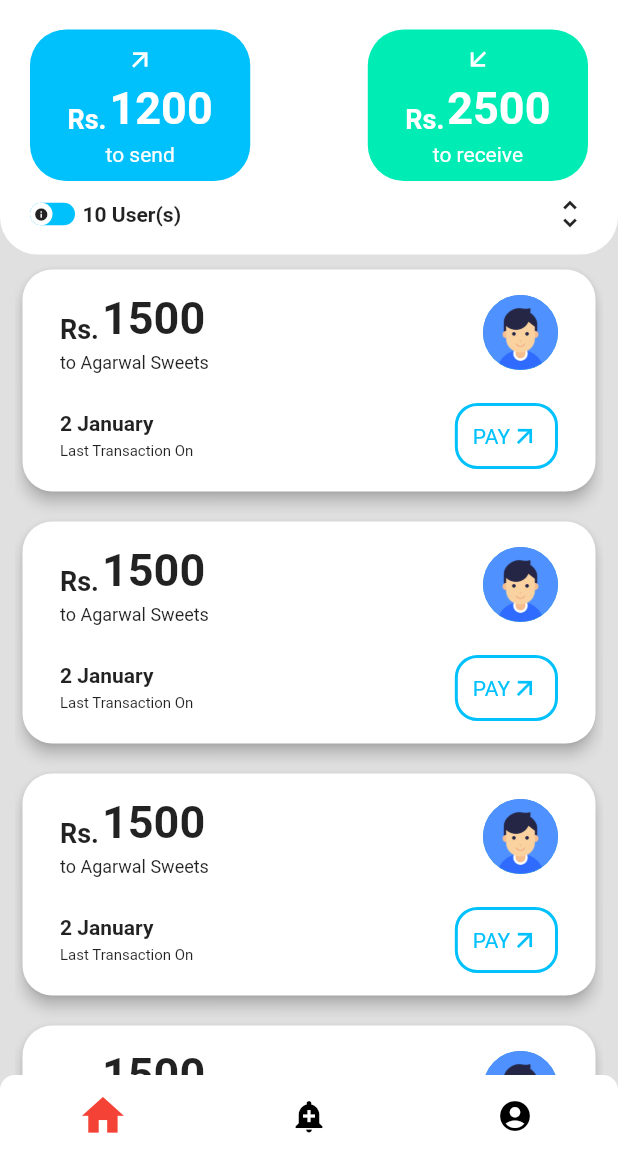
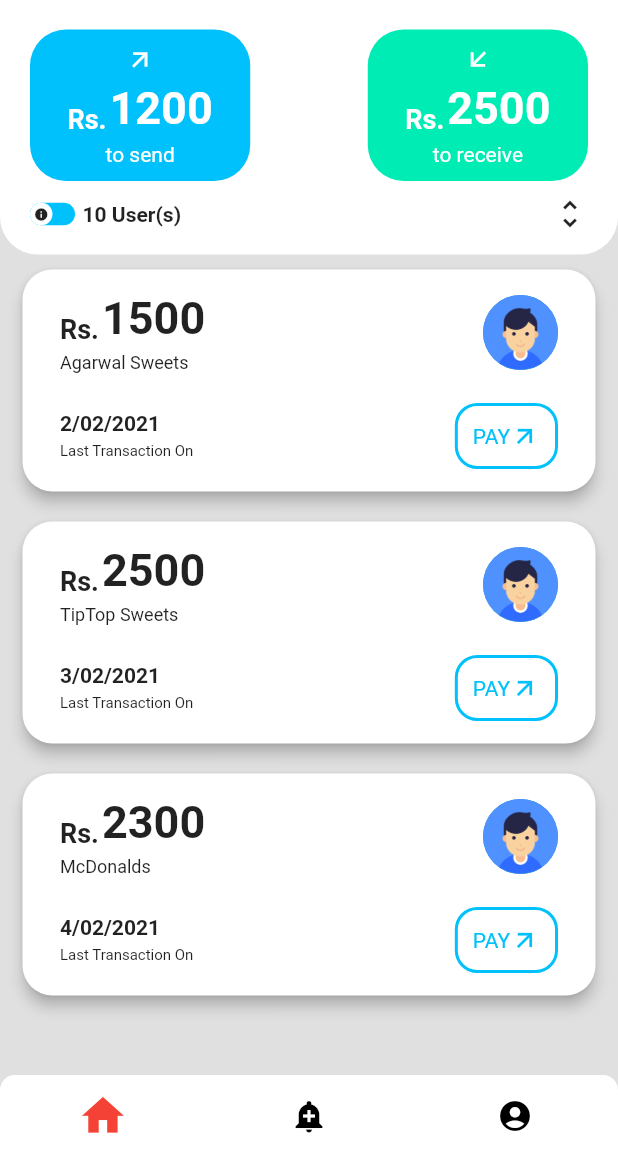
Before and after one commit to Suyog47/UdharKaro, a Flutter app: the screen it shows after launch, on a phone screen of 412 x 824 dp, the part 80-1236 px from its top. Run offline on Flutter 3.47's test engine with Material 2 defaults, Android fonts, the phone set to English and light mode, and no system bars; drawn by our look-alikes of slider_button; our stand-ins replace flutter_rating_bar, material_design_icons_flutter; missing offline and left inert: flutter_dropdown.

Commit message:
Created a custom widget for cards

```diff
--- a/lib/pages/homePage.dart
+++ b/lib/pages/homePage.dart
@@ -4,6 +4,7 @@
 import 'package:udhaarkaroapp/constants/heights.dart';
 import 'package:udhaarkaroapp/constants/icons.dart';
 import 'package:udhaarkaroapp/constants/widths.dart';
+import 'package:udhaarkaroapp/widgets/card.dart';
 import 'package:udhaarkaroapp/widgets/circularAvatar.dart';
 
 class Home extends StatefulWidget {
@@ -14,6 +15,24 @@
 class _HomeState extends State<Home> {
   bool status = true;
   int _currentIndex = 0;
+  List str = [{
+    "vendor": "Agarwal Sweets",
+    "price": "1500",
+    "lastTransaction": "2/02/2021",
+    "pic": "assets/profilebg.png",
+  },
+    {
+      "vendor": "TipTop Sweets",
+      "price": "2500",
+      "lastTransaction": "3/02/2021",
+      "pic": "assets/profilebg.png",
+    },
+    {
+      "vendor": "McDonalds",
+      "price": "2300",
+      "lastTransaction": "4/02/2021",
+      "pic": "assets/profilebg.png",
+    }];
 
   @override
   Widget build(BuildContext context) {
@@ -140,90 +159,13 @@
                   child: Container(
                     padding: EdgeInsets.symmetric(horizontal: 10),
                     child: ListView.builder(
-                        itemCount: 8,
+                        itemCount: str.length,
                         shrinkWrap: true,
                         itemBuilder: (context, index){
-                          return Card(
-                            margin: EdgeInsets.symmetric(vertical: 10, horizontal: 5),
-                            elevation: 4,
-                            shape: RoundedRectangleBorder(
-                              borderRadius: BorderRadius.circular(20),
-                            ),
-                            child: Container(
-                              padding: EdgeInsets.symmetric(vertical: 15, horizontal: 25),
-                              child: Column(
-                                children: [
-                                  Row(
-                                    mainAxisAlignment: MainAxisAlignment.spaceBetween,
-                                    children: [
-                                      Column(
-                                        crossAxisAlignment: CrossAxisAlignment.start,
-                                        children: [
-                                          Row(
-                                            crossAxisAlignment: CrossAxisAlignment.end,
-                                            children: [
-                                              Text("Rs.", style: TextStyle(fontWeight: FontWeight.bold, fontSize: 18)),
-                                              Width2,
-                                              Text("1500", style: TextStyle(fontWeight: FontWeight.bold, fontSize: 30)),
-                                            ],
-                                          ),
-                                          Height5,
-                                          Text((status) ? "to Agarwal Sweets" : "from Agarwal Sweets", style: TextStyle(fontSize: 12),)
-                                        ],
-                                      ),
-                                      Avatar(img: "assets/profilebg.png", radius: 25,),
-                                    ],
-                                  ),
-
-                                  Height10,
-                                  Height10,
-
-                                  Row(
-                                    mainAxisAlignment: MainAxisAlignment.spaceBetween,
-                                    children: [
-                                      Row(
-                                        children: [
-                                          Column(
-                                            crossAxisAlignment: CrossAxisAlignment.start,
-                                            children: [
-                                              Text("2 January", style: TextStyle(fontWeight: FontWeight.bold),),
-                                              Height5,
-                                              Text("Last Transaction On", style: TextStyle(fontSize: 10),)
-                                            ],
-                                          ),
-                                        ],
-                                      ),
-
-                                      (status) ?
-                                      Container(
-                                        padding: EdgeInsets.symmetric(horizontal: 10, vertical: 10),
-                                        decoration: BoxDecoration(
-                                          color: whiteColor,
-                                          borderRadius: BorderRadius.circular(15),
-                                          border: Border.all(color: lightBlue, width: 2.0),
-                                        ),
-                                        child: Row(
-                                          children: [
-                                            Text("PAY", style: TextStyle(color: lightBlue),),
-                                            Transform.rotate(angle: 3.142/4,  child: upArrowLightBlueIcon),
-                                          ],
-                                        ),
-                                      ) :
-
-                                      Container(
-                                        padding: EdgeInsets.symmetric(horizontal: 10, vertical: 10),
-                                        decoration: BoxDecoration(
-                                          color: whiteColor,
-                                          borderRadius: BorderRadius.circular(15),
-                                          border: Border.all(color: lightGreen, width: 2.0),
-                                        ),
-                                        child: Text("ALERT", style: TextStyle(color: lightGreen),),
-                                      )
-                                    ],
-                                  )
-                                ],
-                              ),
-                            ),
+                          return homeCard(
+                            status: status,
+                            str: str,
+                            itemIndex: index,
                           );
                         }),
                   ),
--- /dev/null
+++ b/lib/widgets/card.dart
@@ -0,0 +1,149 @@
+import 'package:flutter/material.dart';
+import 'package:udhaarkaroapp/constants/colors.dart';
+import 'package:udhaarkaroapp/constants/dividers.dart';
+import 'package:udhaarkaroapp/constants/heights.dart';
+import 'package:udhaarkaroapp/constants/icons.dart';
+import 'package:udhaarkaroapp/constants/widths.dart';
+
+import 'circularAvatar.dart';
+
+
+class userListCard extends StatelessWidget {
+
+  List str;
+  String pic;
+  int itemIndex;
+
+  userListCard({
+    @required this.str,
+    @required this.pic,
+    @required this.itemIndex,
+});
+
+  @override
+  Widget build(BuildContext context) {
+    return Container(
+      child: Column(
+        children: [
+          Card(
+            child: ListTile(
+              leading: Avatar(
+                img: pic,
+                radius: 25,
+              ),
+              title: Text(
+                str[itemIndex],
+                style: TextStyle(
+                    fontWeight: FontWeight.bold,
+                    fontSize: 19),
+              ),
+            ),
+            elevation: 0,
+            margin: EdgeInsets.symmetric(vertical: 15),
+          ),
+          divider,
+        ],
+      ),
+    );
+  }
+}
+
+
+class homeCard extends StatelessWidget {
+  final List str;
+  final bool status;
+  final int itemIndex;
+
+  homeCard({
+    this.str,
+    this.status,
+    this.itemIndex
+});
+
+  @override
+  Widget build(BuildContext context) {
+
+    return Card(
+      margin: EdgeInsets.symmetric(vertical: 10, horizontal: 5),
+      elevation: 4,
+      shape: RoundedRectangleBorder(
+        borderRadius: BorderRadius.circular(20),
+      ),
+      child: Container(
+        padding: EdgeInsets.symmetric(vertical: 15, horizontal: 25),
+        child: Column(
+          children: [
+            Row(
+              mainAxisAlignment: MainAxisAlignment.spaceBetween,
+              children: [
+                Column(
+                  crossAxisAlignment: CrossAxisAlignment.start,
+                  children: [
+                    Row(
+                      crossAxisAlignment: CrossAxisAlignment.end,
+                      children: [
+                        Text("Rs.", style: TextStyle(fontWeight: FontWeight.bold, fontSize: 18)),
+                        Width2,
+                        Text(str[itemIndex]["price"], style: TextStyle(fontWeight: FontWeight.bold, fontSize: 30)),
+                      ],
+                    ),
+                    Height5,
+                    Text(str[itemIndex]["vendor"], style: TextStyle(fontSize: 12),)
+                  ],
+                ),
+                Avatar(img: str[itemIndex]["pic"], radius: 25,),
+              ],
+            ),
+
+            Height10,
+            Height10,
+
+            Row(
+              mainAxisAlignment: MainAxisAlignment.spaceBetween,
+              children: [
+                Row(
+                  children: [
+                    Column(
+                      crossAxisAlignment: CrossAxisAlignment.start,
+                      children: [
+                        Text(str[itemIndex]["lastTransaction"], style: TextStyle(fontWeight: FontWeight.bold),),
+                        Height5,
+                        Text("Last Transaction On", style: TextStyle(fontSize: 10),)
+                      ],
+                    ),
+                  ],
+                ),
+
+                (status) ?
+                Container(
+                  padding: EdgeInsets.symmetric(horizontal: 10, vertical: 10),
+                  decoration: BoxDecoration(
+                    color: whiteColor,
+                    borderRadius: BorderRadius.circular(15),
+                    border: Border.all(color: lightBlue, width: 2.0),
+                  ),
+                  child: Row(
+                    children: [
+                      Text("PAY", style: TextStyle(color: lightBlue),),
+                      Transform.rotate(angle: 3.142/4,  child: upArrowLightBlueIcon),
+                    ],
+                  ),
+                ) :
+
+                Container(
+                  padding: EdgeInsets.symmetric(horizontal: 10, vertical: 10),
+                  decoration: BoxDecoration(
+                    color: whiteColor,
+                    borderRadius: BorderRadius.circular(15),
+                    border: Border.all(color: lightGreen, width: 2.0),
+                  ),
+                  child: Text("ALERT", style: TextStyle(color: lightGreen),),
+                )
+              ],
+            )
+          ],
+        ),
+      ),
+    );
+  }
+}
```
Also changed, not shown: lib/constants/textStyles.dart (+9 -1 lines), lib/pages/aboutUs.dart (+15 -3 lines), lib/pages/accountDetails.dart (+45 -35 lines), lib/pages/feedbackForm.dart (+15 -9 lines), lib/pages/feedbackForm2.dart (+23 -16 lines), lib/pages/privacyPolicy.dart (+7 -1 lines), lib/pages/userList.dart (+28 -24 lines).
